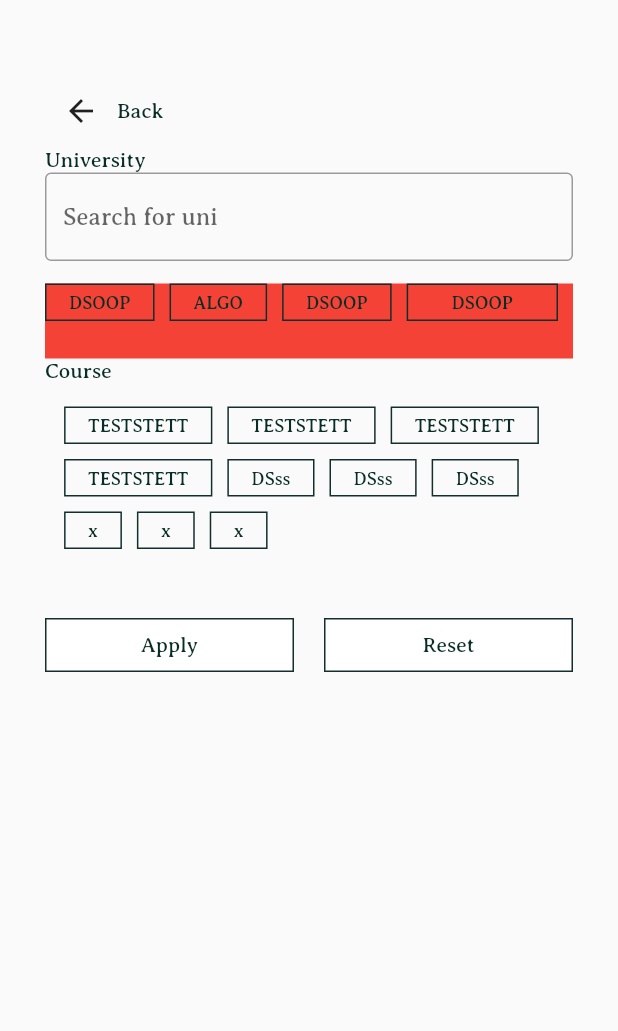
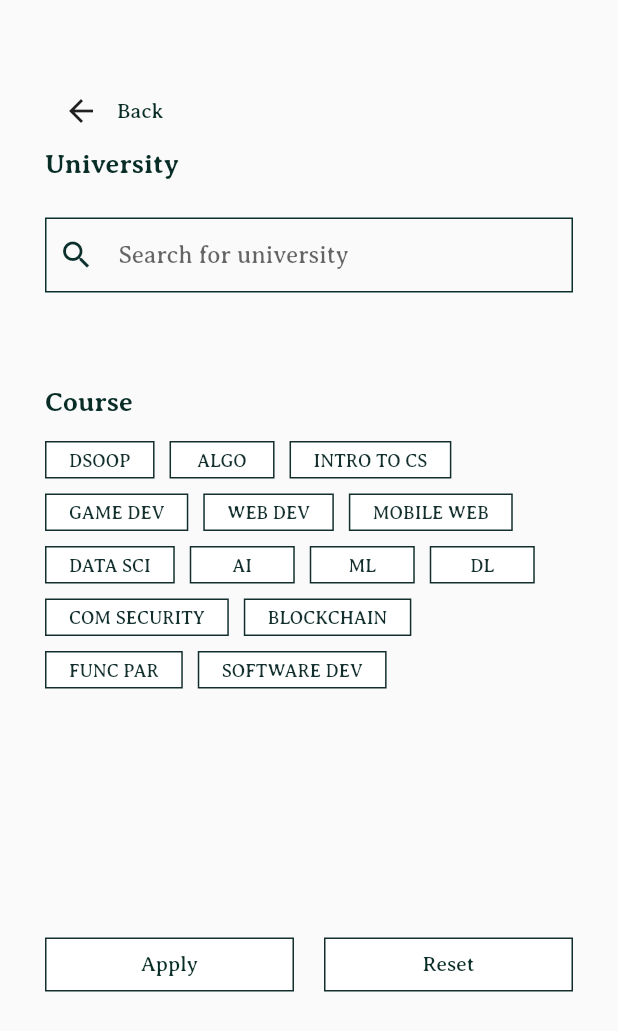
Before and after one commit to sahassawat-u/cs-major-review, a Flutter app: the ForumFiltering screen opened directly, on a phone screen of 412 x 824 dp. Shown: the top 1031 px of the screen. Run offline on Flutter 3.47's test engine with Material 2 defaults, Android fonts, the light colour scheme and no system bars.

Commit message:
added filtering page

```diff
--- /dev/null
+++ b/lib/data/tags_data.dart
@@ -0,0 +1,16 @@
+final allTags = <String>[
+  "DSOOP",
+  "ALGO",
+  "INTRO TO CS",
+  "GAME DEV",
+  "WEB DEV",
+  "MOBILE WEB",
+  "DATA SCI",
+  "AI",
+  "ML",
+  "DL",
+  "COM SECURITY",
+  "BLOCKCHAIN",
+  "FUNC PAR",
+  "SOFTWARE DEV"
+];
--- /dev/null
+++ b/lib/data/uni_data.dart
@@ -0,0 +1,7 @@
+final allUnis = <String>[
+  "Mahidol",
+  "Chulalongkorn",
+  "Kasetsart",
+  "Kasetsart1",
+  "Kasetsart2",
+];
--- a/lib/pages/forum_filtering.dart
+++ b/lib/pages/forum_filtering.dart
@@ -1,4 +1,10 @@
-import 'package:cs_major_review/widgets/tag.dart';
+import 'package:cs_major_review/data/tags_data.dart';
+import 'package:cs_major_review/data/uni_data.dart';
+import 'package:cs_major_review/widgets/clickable_tag.dart';
+import 'package:cs_major_review/widgets/filtered_top.dart';
+import 'package:cs_major_review/widgets/search.dart';
+import 'package:cs_major_review/providers/tags_provider.dart';
+import 'package:provider/provider.dart';
 import 'package:flutter/material.dart';
 
 class ForumFiltering extends StatefulWidget {
@@ -9,6 +15,16 @@ class ForumFiltering extends StatefulWidget {
 }
 
 class _ForumFilteringState extends State<ForumFiltering> {
+  String query = "";
+  bool isSearch = false;
+  List<String> unis = allUnis;
+  List<String> tags = allTags;
+  List<bool> flagList = List.filled(allTags.length, false);
+  // @override
+  // void initState() {
+  //   super.initState();
+  // }
+
   @override
   Widget build(BuildContext context) {
     return Scaffold(
@@ -35,103 +51,78 @@ class _ForumFilteringState extends State<ForumFiltering> {
                   Text(
                     "University",
                     textAlign: TextAlign.start,
+                    style: TextStyle(
+                      fontSize: 18,
+                      fontWeight: FontWeight.w600,
+                    ),
                   ),
                 ],
               ),
-              TextField(
-                  decoration: InputDecoration(
-                      border: OutlineInputBorder(),
-                      hintText: "Search for uni")),
-              SizedBox(height: 15),
-              Container(
-                color: Colors.red,
-                height: 50,
-                child: Row(
-                  crossAxisAlignment: CrossAxisAlignment.start,
-                  children: [
-                    Tag(
-                      text: "DSOOP",
-                    ),
-                    Tag(
-                      text: "ALGO",
-                    ),
-                    Tag(
-                      text: "DSOOP",
-                    ),
-                    Expanded(
-                      child: Tag(
-                        text: "DSOOP",
-                      ),
-                    ),
-                    // Tag(
-                    //   text: "DSOOP",
-                    // ),
-                  ],
-                ),
-              ),
+              const SizedBox(height: 15),
+              Search(
+                  text: query,
+                  onChanged: searchUni,
+                  hintText: "Search for university"),
+              query != "" ? FilteredTop(uni: unis) : Text(""),
+              const SizedBox(height: 15),
+              // Container(
+              //   width: double.infinity,
+              //   child: Wrap(children: [
+              //     ClickableTag(text: "Mahidol Uni."),
+              //     ClickableTag(text: "Chulalongkorn Uni."),
+              //     ClickableTag(text: "Kasetsart Uni."),
+              //   ]),
+              // ),
+              const SizedBox(height: 20),
               Row(children: [
                 Text(
                   "Course",
                   textAlign: TextAlign.start,
+                  style: TextStyle(
+                    fontSize: 18,
+                    fontWeight: FontWeight.w600,
+                  ),
                 ),
               ]),
-              SizedBox(height: 15),
-              Wrap(
-
-                  // crossAxisAlignment: WrapCrossAlignment.start,
-                  // color: Colors.red,
-                  // height: 400,
-                  children: [
-                    Tag(text: "TESTSTETT"),
-                    Tag(text: "TESTSTETT"),
-                    Tag(text: "TESTSTETT"),
-                    Tag(text: "TESTSTETT"),
-                    Tag(text: "DSss"),
-                    Tag(text: "DSss"),
-                    Tag(text: "DSss"),
-                    Tag(text: "x"),
-                    Tag(text: "x"),
-                    Tag(text: "x"),
-                  ]),
-              // Row(
-              //   crossAxisAlignment: CrossAxisAlignment.start,
-              //   children: [
-              //     Tag(
-              //       text: "DSOOP",
-              //     ),
-              //     Tag(
-              //       text: "ALGO",
-              //     ),
-              //     Tag(
-              //       text: "D",
-              //     ),
-              //     Expanded(
-              //       child: Tag(
-              //         text: "DSOOP",
-              //       ),
-              //     ),
-              //     // Tag(
-              //     //   text: "DSOOP",
-              //     // ),
-              //     // Tag(
-              //     //   text: "DSOOP",
-              //     // ),
-              //     // Tag(
-              //     //   text: "DSOOP",
-              //     // ),
-              //   ],
-              // ),
+              const SizedBox(height: 15),
+              Container(
+                width: double.infinity,
+                // height: 320,
+                child: Wrap(
+                    children: List.generate(tags.length, (index) {
+                  // print();
+                  return ClickableTag(
+                      text: tags[index],
+                      // isSelected: toBeUsedTags.contains(tags[index]),
+                      isSelected:
+                          context.read<TagProvider>().contains(tags[index]),
+                      onTap_: () {
+                        // setState() {
+                        if (!context
+                            .read<TagProvider>()
+                            .contains(tags[index])) {
+                          setState(() {});
+                          // toBeUsedTags.add(tags[index]);
+                          // context.read<Tag
+                          context.read<TagProvider>().addTag(tags[index]);
+                        } else {
+                          setState(() {});
+                          context.read<TagProvider>().removeTag(tags[index]);
+                        }
+                      });
+                })),
+              ),
               SizedBox(
-                height: 30,
+                height: 150,
               ),
               Container(
-                // padding: const EdgeInsets.only(right: 40),
                 child: Row(
                   mainAxisAlignment: MainAxisAlignment.spaceEvenly,
                   children: [
                     Expanded(
                       child: ElevatedButton(
                           onPressed: () {
+                            // saveTags(this.toBeUsedTags);
                             Navigator.pop(context);
                           },
                           child: Text("Apply", style: TextStyle()),
@@ -153,7 +144,7 @@ class _ForumFilteringState extends State<ForumFiltering> {
                             ),
                           )),
                     ),
-                    SizedBox(width: 20),
+                    const SizedBox(width: 20),
                     Expanded(
                       child: ElevatedButton(
                           onPressed: () {},
@@ -183,4 +174,16 @@ class _ForumFilteringState extends State<ForumFiltering> {
           )),
     );
   }
+
+  void searchUni(String query) {
+    final unis = allUnis.where((uni) {
+      final name = uni.toLowerCase();
+      final search = query.toLowerCase();
+      return name.contains(search);
+    }).toList();
+    setState(() {
+      this.query = query;
+      this.unis = unis;
+    });
+  }
 }
--- /dev/null
+++ b/lib/providers/tags_provider.dart
@@ -0,0 +1,23 @@
+import 'package:flutter/material.dart';
+
+class TagProvider with ChangeNotifier {
+  List<String> _tags = [];
+
+  List<String> get tags => _tags;
+
+  void addTag(String tag) {
+    _tags.add(tag);
+    print(_tags);
+    notifyListeners();
+  }
+
+  void removeTag(String tag) {
+    _tags.remove(tag);
+    print(_tags);
+    notifyListeners();
+  }
+
+  bool contains(String tag) {
+    return _tags.contains(tag);
+  }
+}
--- /dev/null
+++ b/lib/widgets/clickable_tag.dart
@@ -0,0 +1,40 @@
+import 'package:flutter/material.dart';
+
+class ClickableTag extends StatelessWidget {
+  final String text;
+  final VoidCallback onTap_;
+  final bool isSelected;
+  const ClickableTag(
+      {Key? key,
+      required this.text,
+      required this.onTap_,
+      required this.isSelected})
+      : super(key: key);
+
+  @override
+  Widget build(BuildContext context) {
+    return GestureDetector(
+      onTap: onTap_,
+      child: Container(
+        margin: EdgeInsets.only(
+          right: 10,
+          bottom: 10,
+        ),
+        padding: EdgeInsets.symmetric(
+          vertical: 5,
+          horizontal: 15,
+        ),
+        height: 25,
+        constraints: BoxConstraints(minWidth: 70),
+        decoration: BoxDecoration(
+            border: Border.all(color: Color(0xff122F2D)),
+            color: isSelected ? Color(0xff122F2D) : Colors.white),
+        child: Text(text,
+            textAlign: TextAlign.center,
+            style: TextStyle(
+                fontSize: 12,
+                color: isSelected ? Colors.white : Color(0xff122F2D))),
+      ),
+    );
+  }
+}
--- /dev/null
+++ b/lib/widgets/search.dart
@@ -0,0 +1,52 @@
+import 'package:flutter/material.dart';
+
+class Search extends StatefulWidget {
+  const Search({
+    Key? key,
+    required this.text,
+    required this.onChanged,
+    required this.hintText,
+  }) : super(key: key);
+
+  final String text;
+  final ValueChanged<String> onChanged;
+  final String hintText;
+  @override
+  State<Search> createState() => _SearchState();
+}
+
+class _SearchState extends State<Search> {
+  final controller = TextEditingController();
+  @override
+  Widget build(BuildContext context) {
+    return Container(
+      margin: const EdgeInsets.symmetric(vertical: 10),
+      decoration: BoxDecoration(
+        border: Border.all(
+          color: Color(0xff0B302C),
+          width: 1,
+        ),
+        borderRadius: BorderRadius.circular(0),
+      ),
+      padding: const EdgeInsets.symmetric(horizontal: 8),
+      child: TextField(
+        decoration: InputDecoration(
+          icon: const Icon(Icons.search, color: Color(0xff0B302C)),
+          suffixIcon: widget.text.isNotEmpty
+              ? GestureDetector(
+                  child: const Icon(Icons.close, color: Color(0xff0B302C)),
+                  onTap: () {
+                    controller.clear();
+                    widget.onChanged('');
+                    FocusScope.of(context).requestFocus(FocusNode());
+                  },
+                )
+              : null,
+          border: InputBorder.none,
+          hintText: widget.hintText,
+        ),
+        onChanged: widget.onChanged,
+      ),
+    );
+  }
+}
--- a/lib/widgets/tag.dart
+++ b/lib/widgets/tag.dart
@@ -15,11 +15,11 @@ class Tag extends StatelessWidget {
         vertical: 5,
         horizontal: 15,
       ),
-      height: 25,
-      // width: 70,
+      height: 23,
+      constraints: BoxConstraints(minWidth: 50),
       decoration: BoxDecoration(border: Border.all(color: Color(0xff122F2D))),
       child: Text(text,
-          textAlign: TextAlign.center, style: TextStyle(fontSize: 12)),
+          textAlign: TextAlign.center, style: TextStyle(fontSize: 10)),
     );
   }
 }
--- a/pubspec.yaml
+++ b/pubspec.yaml
@@ -29,10 +29,10 @@ environment:
 dependencies:
   flutter:
     sdk: flutter
-
   # The following adds the Cupertino Icons font to your application.
   # Use with the CupertinoIcons class for iOS style icons.
   cupertino_icons: ^1.0.2
+  provider: ^5.0.0
 
 dev_dependencies:
   flutter_test:
```
Also changed, not shown: lib/data/forum_data.dart (added, +35 -0 lines), lib/main.dart (+8 -1 lines), lib/models/discussion_model.dart (added, +9 -0 lines), lib/models/forum_model.dart (added, +21 -0 lines), lib/pages/discussion_page.dart (+32 -24 lines), lib/pages/forum_page.dart (+97 -9 lines), lib/widgets/discussion_bubble.dart (+5 -4 lines), lib/widgets/filtered_top.dart (added, +25 -0 lines), lib/widgets/forum_bubble.dart (+20 -9 lines), pubspec.lock, 3 other files.
